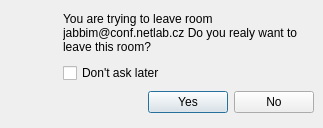
This is widgets/leaveroom.ui in xmpp-graveyard/jabbim as Qt 5 draws it before an edit. The edited form follows.
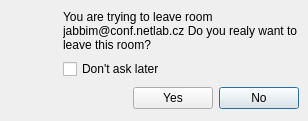
This is the edited form. Icons and pictures are not drawn.

Commit message: prvni cast opravy pro #606

Patch:
```diff
--- a/widgets/leaveroom.ui
+++ b/widgets/leaveroom.ui
@@ -5,8 +5,8 @@
    <rect>
     <x>0</x>
     <y>0</y>
-    <width>323</width>
-    <height>128</height>
+    <width>308</width>
+    <height>121</height>
    </rect>
   </property>
   <property name="windowTitle" >
@@ -22,22 +22,7 @@
    <property name="spacing" >
     <number>6</number>
    </property>
-   <item row="1" column="1" >
-    <widget class="QCheckBox" name="checkBox" >
-     <property name="text" >
-      <string>Don't ask later</string>
-     </property>
-    </widget>
-   </item>
    <item row="2" column="0" colspan="2" >
-    <layout class="QHBoxLayout" >
-     <property name="margin" >
-      <number>0</number>
-     </property>
-     <property name="spacing" >
-      <number>6</number>
-     </property>
-     <item>
       <spacer>
        <property name="orientation" >
         <enum>Qt::Horizontal</enum>
@@ -50,33 +35,17 @@
        </property>
       </spacer>
      </item>
-     <item>
-      <widget class="QPushButton" name="pushButton" >
-       <property name="text" >
-        <string>Yes</string>
-       </property>
-      </widget>
-     </item>
-     <item>
+   <item row="2" column="3" >
       <widget class="QPushButton" name="pushButton_2" >
        <property name="text" >
         <string>No</string>
        </property>
       </widget>
      </item>
-    </layout>
-   </item>
-   <item row="0" column="1" >
-    <widget class="QLabel" name="leaveroom" >
+   <item row="2" column="2" >
+    <widget class="QPushButton" name="pushButton" >
      <property name="text" >
-      <string>You are trying to leave room jabbim@conf.netlab.cz
-Do you realy want to leave this room?</string>
-     </property>
-     <property name="textFormat" >
-      <enum>Qt::RichText</enum>
-     </property>
-     <property name="wordWrap" >
-      <bool>true</bool>
+      <string>Yes</string>
      </property>
     </widget>
    </item>
@@ -96,6 +65,27 @@
      </property>
     </widget>
    </item>
+   <item row="0" column="1" colspan="3" >
+    <widget class="QLabel" name="leaveroom" >
+     <property name="text" >
+      <string>You are trying to leave room jabbim@conf.netlab.cz
+Do you realy want to leave this room?</string>
+     </property>
+     <property name="textFormat" >
+      <enum>Qt::RichText</enum>
+     </property>
+     <property name="wordWrap" >
+      <bool>true</bool>
+     </property>
+    </widget>
+   </item>
+   <item row="1" column="1" colspan="3" >
+    <widget class="QCheckBox" name="checkBox" >
+     <property name="text" >
+      <string>Don't ask later</string>
+     </property>
+    </widget>
+   </item>
   </layout>
  </widget>
  <resources/>
```
Lines whose indentation alone changed are shown as unchanged. The commit also changes 1 other file.
